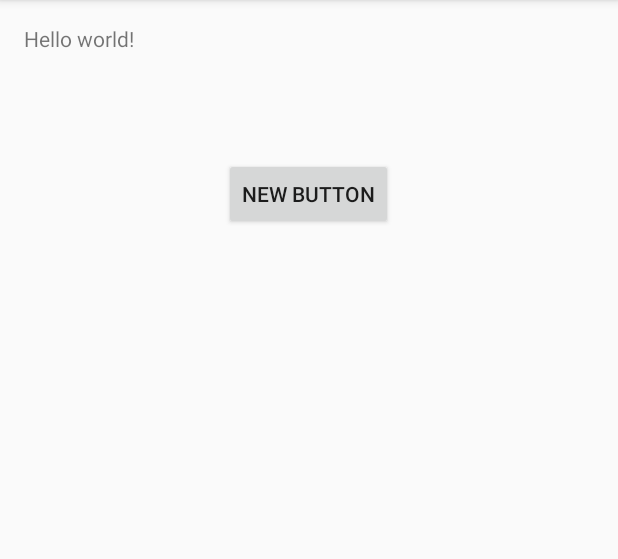
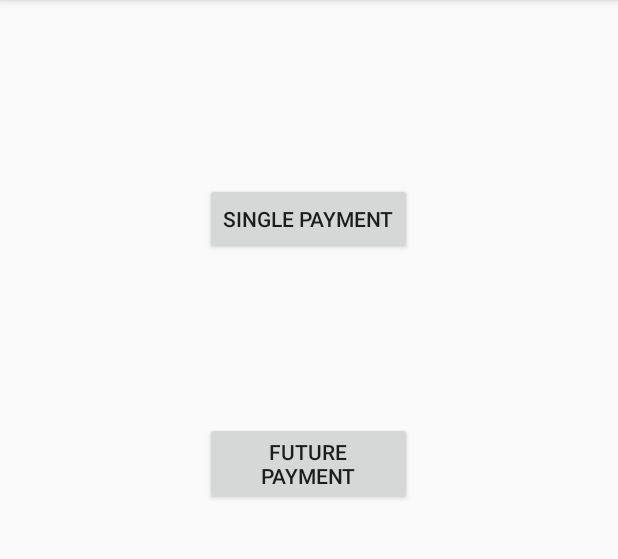
Before and after one commit to changchingchi/PayPal_RESTAPP, an Android app: the screen it shows after launch (MainActivity), on a phone screen of 412 x 824 dp, the part 84-643 px from its top. Run offline under Robolectric (Android 15) with nearby library versions, the phone set to English and light mode, and no system bars; libraries missing offline, so code that uses them is left out: com.loopj.android, com.paypal.android; 1 statement that could not run was skipped.

```diff
--- a/app/build.gradle
+++ b/app/build.gradle
@@ -23,4 +23,5 @@ dependencies {
     compile fileTree(dir: 'libs', include: ['*.jar'])
     compile fileTree(dir: 'jinLibs', include: ['*.jar'])
     compile project(':PayPalAndroidSDK-2.8.4')
+    compile 'com.loopj.android:android-async-http:1.4.6'
 }
--- a/app/src/main/AndroidManifest.xml
+++ b/app/src/main/AndroidManifest.xml
@@ -31,6 +31,10 @@
         <activity android:name="io.card.payment.DataEntryActivity" />
 
 
+        <activity android:name="com.paypal.android.sdk.payments.PayPalFuturePaymentActivity" />
+        <activity android:name="com.paypal.android.sdk.payments.FuturePaymentConsentActivity" />
+        <activity android:name="com.paypal.android.sdk.payments.FuturePaymentInfoActivity" />
+
 
 
 
--- a/app/src/main/java/com/example/chchi/paypal_restapp/MainActivity.java
+++ b/app/src/main/java/com/example/chchi/paypal_restapp/MainActivity.java
@@ -2,37 +2,59 @@ package com.example.chchi.paypal_restapp;
 
 import android.app.Activity;
 import android.content.Intent;
+import android.net.Uri;
 import android.os.Bundle;
 import android.util.Log;
 import android.view.Menu;
 import android.view.MenuItem;
 import android.view.View;
 import android.widget.Button;
+import android.widget.Toast;
 
+import com.loopj.android.http.AsyncHttpClient;
+import com.loopj.android.http.RequestParams;
+import com.loopj.android.http.TextHttpResponseHandler;
+import com.paypal.android.sdk.payments.PayPalAuthorization;
 import com.paypal.android.sdk.payments.PayPalConfiguration;
+import com.paypal.android.sdk.payments.PayPalFuturePaymentActivity;
 import com.paypal.android.sdk.payments.PayPalPayment;
 import com.paypal.android.sdk.payments.PayPalService;
 import com.paypal.android.sdk.payments.PaymentActivity;
 import com.paypal.android.sdk.payments.PaymentConfirmation;
 
+import org.apache.http.Header;
 import org.json.JSONException;
+import org.json.JSONObject;
 
 import java.math.BigDecimal;
 
 
 public class MainActivity extends Activity {
-
+    private static String F_TAG = "FuturePayment";
+    private static String PayPal_Server_URL = "http://changchingchi.com/Demo/PayPalPlayground/restapi/paypal/rest-api-sdk-php/sample/payments/CreateFuturePayment.php";
     private static final int PAYPAL_REQUEST = 100;
+    private static final int REQUEST_CODE_FUTURE_PAYMENT = 101;
     private static PayPalConfiguration config = new PayPalConfiguration()
             .environment(PayPalConfiguration.ENVIRONMENT_SANDBOX)
-            .clientId("AVo6vRBmro2mOMfFbrsWVZhaFoDaGB60ga2pRaFC6iTZ02I2jzmH9IalQVlJ");
-    Button mBuynow;
+            .clientId("AVo6vRBmro2mOMfFbrsWVZhaFoDaGB60ga2pRaFC6iTZ02I2jzmH9IalQVlJ")
+            .merchantName("PayPalRestAPIExample")
+            .merchantPrivacyPolicyUri(Uri.parse("https://www.example.com/privacy"))
+            .merchantUserAgreementUri(Uri.parse("https://www.example.com/legal"));
+    Button mBuynow, mFutureBuynow;
+    AsyncHttpClient mHttpClient;
+    String mResponse;
+
 
     @Override
     protected void onCreate(Bundle savedInstanceState) {
         super.onCreate(savedInstanceState);
         setContentView(R.layout.activity_main);
         mBuynow = (Button)findViewById(R.id.pp_buynow);
+        mFutureBuynow = (Button) findViewById(R.id.PP_futurebuynow);
+        mHttpClient = new AsyncHttpClient();
+
+
+
     }
 
     @Override
@@ -41,11 +63,23 @@ public class MainActivity extends Activity {
         mBuynow.setOnClickListener(new View.OnClickListener() {
             @Override
             public void onClick(View v) {
-                PayPalPayment payment = new PayPalPayment(new BigDecimal("10"),"USD","Moto360",PayPalPayment.PAYMENT_INTENT_SALE);
+                PayPalPayment payment = new PayPalPayment(new BigDecimal("50"),"USD","Moto360",PayPalPayment.PAYMENT_INTENT_SALE);
                 Intent intent = new Intent(MainActivity.this, PaymentActivity.class);
                 intent.putExtra(PayPalService.EXTRA_PAYPAL_CONFIGURATION,config);
                 intent.putExtra(PaymentActivity.EXTRA_PAYMENT,payment);
                 startActivityForResult(intent,PAYPAL_REQUEST);
+            }
+        });
+
+        mFutureBuynow.setOnClickListener(new View.OnClickListener() {
+            @Override
+            public void onClick(View v) {
+                Intent intent = new Intent(MainActivity.this, PayPalFuturePaymentActivity.class);
+
+                // send the same configuration for restart resiliency
+                intent.putExtra(PayPalService.EXTRA_PAYPAL_CONFIGURATION, config);
+
+                startActivityForResult(intent, REQUEST_CODE_FUTURE_PAYMENT);
             }
         });
     }
@@ -67,6 +101,17 @@ public class MainActivity extends Activity {
                     Log.e("paymentExample", "an extremely unlikely failure occurred: ", e);
                 }
             }
+        }else if (requestCode == REQUEST_CODE_FUTURE_PAYMENT && resultCode == Activity.RESULT_OK) {
+            PayPalAuthorization auth = data
+                    .getParcelableExtra(PayPalFuturePaymentActivity.EXTRA_RESULT_AUTHORIZATION);
+            if(auth!=null){
+                String auth_code = auth.getAuthorizationCode();
+                // talk to your server!
+                Log.d(F_TAG,auth_code);
+                sendAuthorizationToServer(auth);
+
+            }
+
         }
         else if (resultCode == Activity.RESULT_CANCELED) {
             Log.i("paymentExample", "The user canceled.");
@@ -75,6 +120,38 @@ public class MainActivity extends Activity {
             Log.i("paymentExample", "An invalid Payment or PayPalConfiguration was submitted. Please see the docs.");
         }
     }
+
+        private void sendAuthorizationToServer(PayPalAuthorization authorization) {
+            RequestParams params = new RequestParams();
+            params.put("authorization_code", authorization.getAuthorizationCode());
+            params.put("correlationID",config.getApplicationCorrelationId(this));
+            mHttpClient.get(PayPal_Server_URL, params, new TextHttpResponseHandler() {
+                @Override
+                public void onSuccess(int statusCode, Header[] headers, String responseString) {
+                    try {
+                        Log.d("responseString", responseString);
+                        mResponse = new JSONObject(responseString).getString("refreshToken");
+                        Toast.makeText(MainActivity.this, "refresh_token: "+mResponse, Toast.LENGTH_LONG).show();
+                        Log.d("refresh_token: ",mResponse);
+
+                    } catch (JSONException e) {
+                        Toast.makeText(MainActivity.this, "Unable to decode json", Toast.LENGTH_LONG).show();
+                        Log.d("json error", " ", e);
+                    }
+                }
+
+                @Override
+                public void onFailure(int statusCode, Header[] headers, String responseString, Throwable throwable) {
+                    Toast.makeText(MainActivity.this, "Unable to get a json. Status code:Error:" +
+                            responseString, Toast.LENGTH_LONG).show();
+                }
+
+            });
+
+
+
+         }
+
 
     @Override
     protected void onDestroy() {
--- a/app/src/main/res/layout/activity_main.xml
+++ b/app/src/main/res/layout/activity_main.xml
@@ -5,18 +5,24 @@
     android:paddingTop="@dimen/activity_vertical_margin"
     android:paddingBottom="@dimen/activity_vertical_margin" tools:context=".MainActivity">
 
-    <TextView android:text="@string/hello_world" android:layout_width="wrap_content"
+    <Button
+        android:layout_width="wrap_content"
         android:layout_height="wrap_content"
-        android:id="@+id/textView" />
+        android:text="Single Payment"
+        android:id="@+id/pp_buynow"
+        android:onClick="PP_buynow"
+        android:layout_alignParentTop="true"
+        android:layout_centerHorizontal="true"
+        android:layout_marginTop="106dp" />
 
     <Button
         android:layout_width="wrap_content"
         android:layout_height="wrap_content"
-        android:text="New Button"
-        android:id="@+id/pp_buynow"
-        android:layout_below="@+id/textView"
-        android:layout_centerHorizontal="true"
-        android:onClick="PP_buynow"
-        android:layout_marginTop="70dp" />
+        android:text="Future Payment"
+        android:id="@+id/PP_futurebuynow"
+        android:layout_below="@+id/pp_buynow"
+        android:layout_marginTop="111dp"
+        android:layout_alignStart="@+id/pp_buynow"
+        android:layout_alignEnd="@+id/pp_buynow" />
 
 </RelativeLayout>
```
Also changed, not shown: 1 other file.
